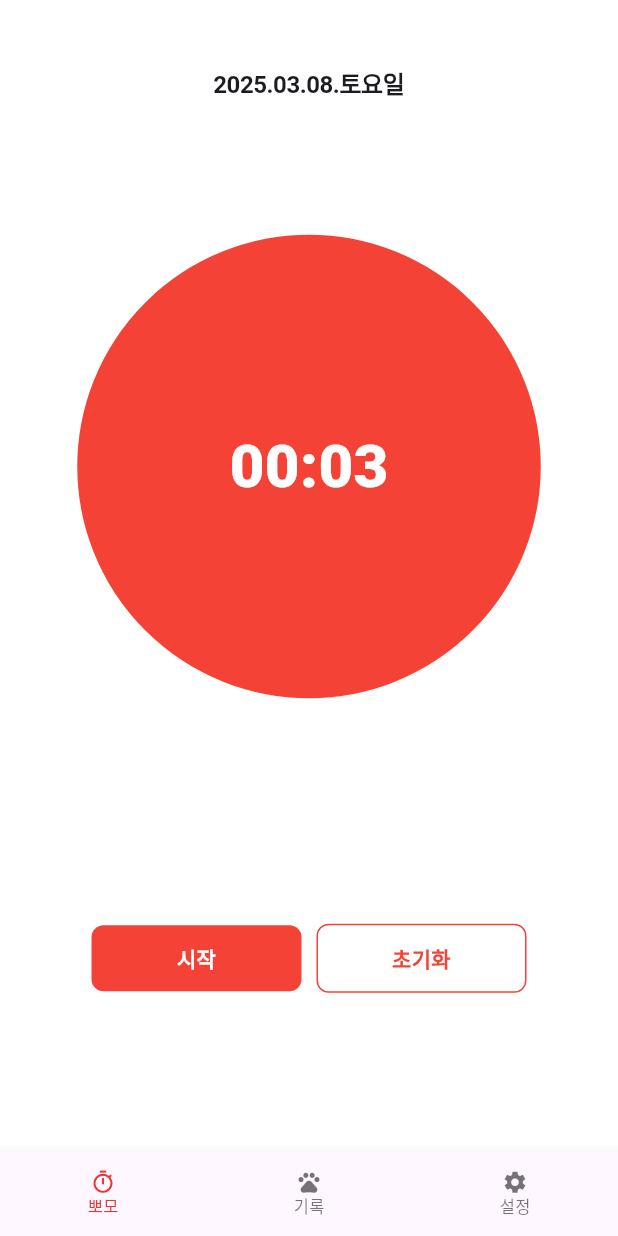
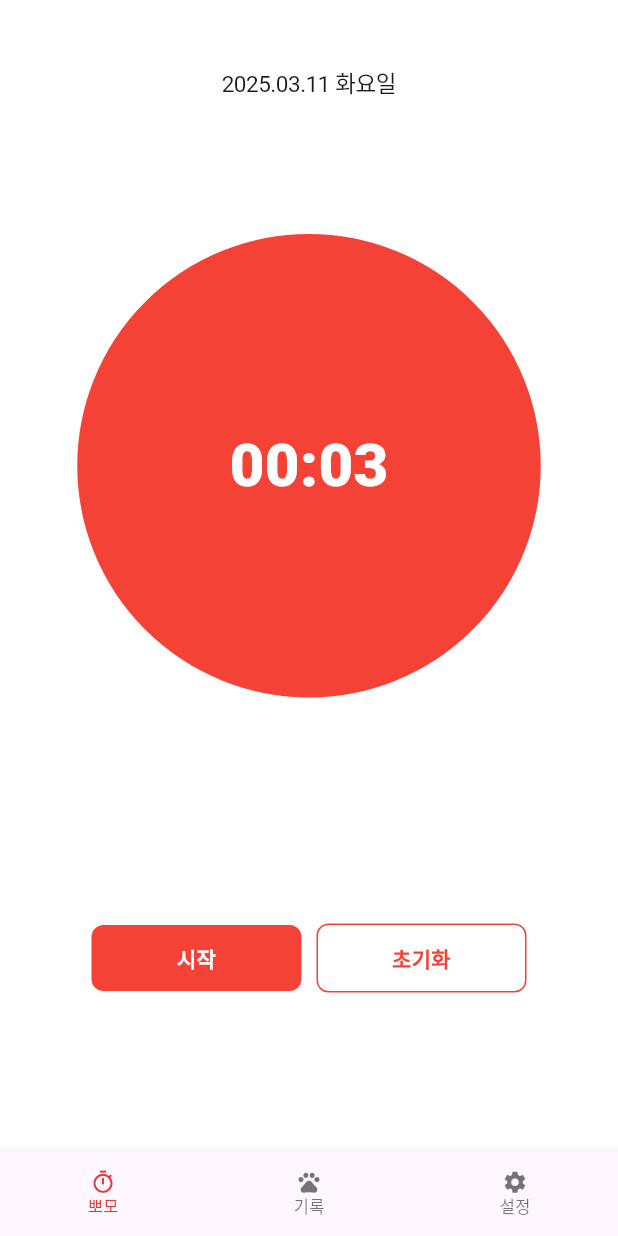
Before and after one commit to grxxn/pomolog, a Flutter app: the screen it shows after launch, on a phone screen of 412 x 824 dp. Run offline on Flutter 3.47's test engine with Material 3 defaults, Android fonts, the phone set to English and light mode, and no system bars; our stand-ins replace table_calendar.

Commit message:
Feat: Record 페이지 개발 [진행중] - table_calendar, intl 라이브러리 추가 - 달력 위젯 추가 - 선택된 날짜에 따른 콘텐츠 노출 로직 추가

```diff
--- a/lib/main.dart
+++ b/lib/main.dart
@@ -1,7 +1,9 @@
 import 'package:flutter/material.dart';
+import 'package:intl/date_symbol_data_local.dart';
 import 'package:pomolog/screens/main_screen.dart';
 
-void main() {
+void main() async {
+  await initializeDateFormatting('ko_KR');
   runApp(const PomoLog());
 }
 
--- a/lib/screens/pomo_screen.dart
+++ b/lib/screens/pomo_screen.dart
@@ -1,5 +1,6 @@
 import 'dart:async';
 import 'package:flutter/material.dart';
+import 'package:intl/intl.dart';
 
 class PomoScreen extends StatefulWidget {
   const PomoScreen({super.key});
@@ -17,10 +18,16 @@ class _PomoScreenState extends State<PomoScreen> {
   int totalSeconds = pomodoroTime;
   bool isRunning = false;
   bool isFinished = false;
+  String _today = "";
 
   @override
   void initState() {
     super.initState();
+
+    DateTime today = DateTime.now();
+    setState(() {
+      _today = DateFormat('yyyy.MM.dd EEEE', 'ko_KR').format(today);
+    });
   }
 
   @override
@@ -69,14 +76,17 @@ class _PomoScreenState extends State<PomoScreen> {
   }
 
   void onSavePressed() {
-    if (_formKey.currentState!.validate()) {
-      debugPrint('토마토: ${_textController.text}');
-    } else {
-      setState(() {
-        validationMessage = '태그 입력 후 저장해주세요!';
-      });
-      return;
-    }
+    // API 연동 후 주석 제거하기
+    // if (_formKey.currentState!.validate()) {
+    //   debugPrint('토마토: ${_textController.text}');
+    // } else {
+    //   setState(() {
+    //     validationMessage = '태그 입력 후 저장해주세요!';
+    //   });
+    //   return;
+    // }
+
+    onResetPressed();
   }
 
   @override
@@ -86,11 +96,10 @@ class _PomoScreenState extends State<PomoScreen> {
     return Column(
       mainAxisAlignment: MainAxisAlignment.spaceAround,
       children: [
-        const Text(
-          "2025.03.08.토요일",
-          style: TextStyle(
-            fontSize: 16,
-            fontWeight: FontWeight.w600,
+        Text(
+          _today,
+          style: const TextStyle(
+            fontSize: 15,
             letterSpacing: -0.3,
           ),
         ),
--- a/pubspec.yaml
+++ b/pubspec.yaml
@@ -28,6 +28,8 @@ environment:
 # the latest version available on pub.dev. To see which dependencies have newer
 # versions available, run `flutter pub outdated`.
 dependencies:
+  table_calendar: ^3.2.0
+  intl: ^0.20.2
   flutter:
     sdk: flutter
 
```
Also changed, not shown: lib/screens/record_screen.dart (+84 -1 lines), pubspec.lock, 1 other file.
